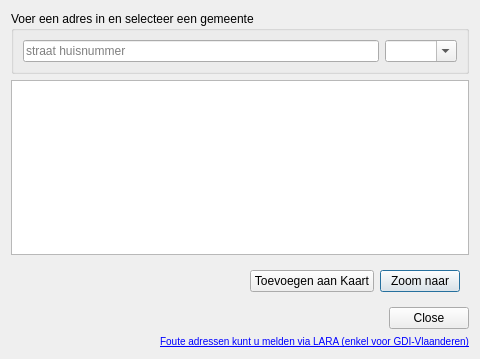
This is ui_geopunt4qgis.ui in warrieka/geopunt4Qgis as Qt 5 draws it before an edit. The edited form follows.
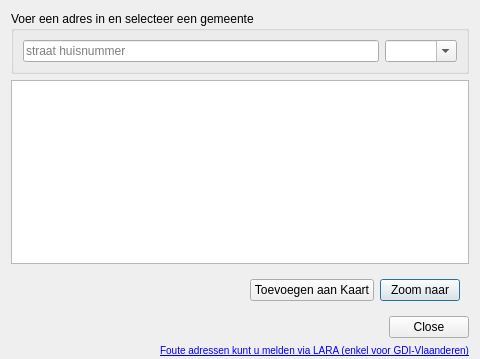
This is the edited form. Icons and pictures are not drawn.

```diff
--- a/ui_geopunt4qgis.ui
+++ b/ui_geopunt4qgis.ui
@@ -19,6 +19,9 @@
     <normaloff>:/plugins/geopunt4Qgis/images/geopuntAddressSmall.png</normaloff>:/plugins/geopunt4Qgis/images/geopuntAddressSmall.png</iconset>
   </property>
   <layout class="QVBoxLayout" name="verticalLayout">
+   <property name="bottomMargin">
+    <number>2</number>
+   </property>
    <item>
     <widget class="QGroupBox" name="inputBox">
      <property name="title">
```
